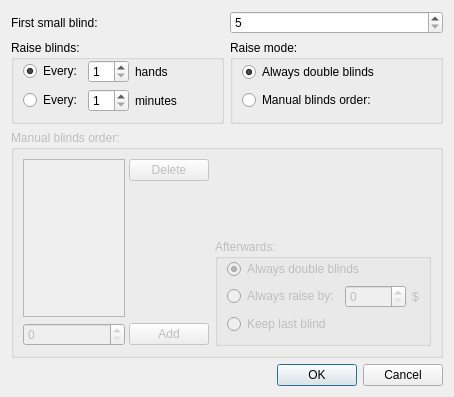
Above: src/gui/qt/changecompleteblindsdialog.ui from pokerth/pokerth before the change. Below: the same form after it.
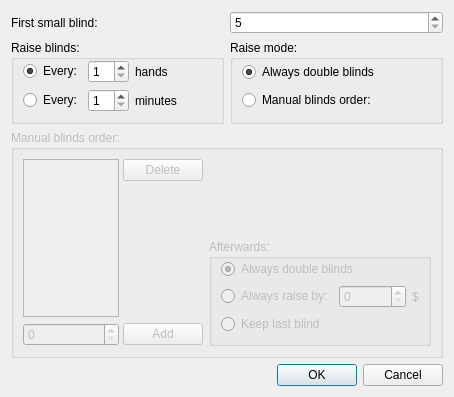
That is the form after the change.

Commit message: tab order fixes for settings, change 0.6.5 to 0.7 in styling howto

```diff
--- a/src/gui/qt/changecompleteblindsdialog.ui
+++ b/src/gui/qt/changecompleteblindsdialog.ui
@@ -242,7 +242,7 @@
            <item>
             <widget class="QSpinBox" name="spinBox_afterThisAlwaysRaiseValue">
              <property name="maximum">
-              <number>10000</number>
+              <number>100000</number>
              </property>
             </widget>
            </item>
```
The commit also changes 3 other files.
